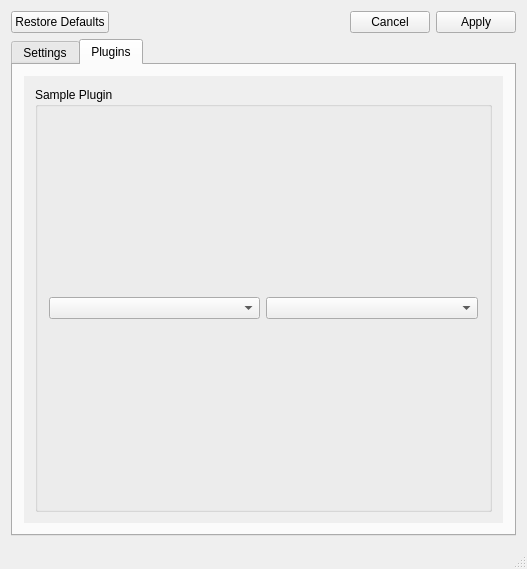
This is designer/main_window.ui in yars068/Yin-Yang as Qt 5 draws it before an edit. The edited form follows.
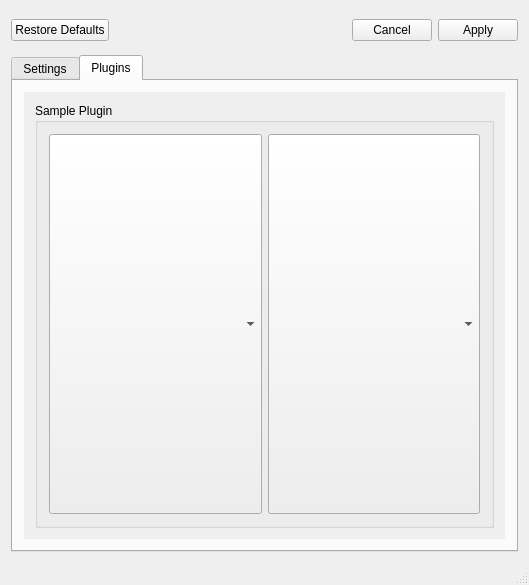
This is the edited form. The open tabs and pages were chosen to show the change. Icons and pictures are not drawn.

The edit to the form file:
```diff
--- a/designer/main_window.ui
+++ b/designer/main_window.ui
@@ -2,6 +2,14 @@
 <ui version="4.0">
  <class>main_window</class>
  <widget class="QMainWindow" name="main_window">
+  <property name="geometry">
+   <rect>
+    <x>0</x>
+    <y>0</y>
+    <width>529</width>
+    <height>585</height>
+   </rect>
+  </property>
   <property name="sizePolicy">
    <sizepolicy hsizetype="MinimumExpanding" vsizetype="MinimumExpanding">
     <horstretch>0</horstretch>
@@ -19,9 +27,21 @@
    <locale language="English" country="UnitedKingdom"/>
   </property>
   <widget class="QWidget" name="central_widget">
+   <property name="sizePolicy">
+    <sizepolicy hsizetype="MinimumExpanding" vsizetype="MinimumExpanding">
+     <horstretch>0</horstretch>
+     <verstretch>0</verstretch>
+    </sizepolicy>
+   </property>
    <layout class="QVBoxLayout" name="central_widget_layout">
     <item>
      <widget class="QDialogButtonBox" name="btn_box">
+      <property name="sizePolicy">
+       <sizepolicy hsizetype="MinimumExpanding" vsizetype="MinimumExpanding">
+        <horstretch>0</horstretch>
+        <verstretch>0</verstretch>
+       </sizepolicy>
+      </property>
       <property name="standardButtons">
        <set>QDialogButtonBox::Apply|QDialogButtonBox::Cancel|QDialogButtonBox::RestoreDefaults</set>
       </property>
@@ -29,6 +49,12 @@
     </item>
     <item>
      <widget class="QTabWidget" name="tab_widget">
+      <property name="sizePolicy">
+       <sizepolicy hsizetype="MinimumExpanding" vsizetype="MinimumExpanding">
+        <horstretch>0</horstretch>
+        <verstretch>0</verstretch>
+       </sizepolicy>
+      </property>
       <property name="minimumSize">
        <size>
         <width>368</width>
@@ -333,12 +359,24 @@
        </layout>
       </widget>
       <widget class="QWidget" name="plugins">
+       <property name="sizePolicy">
+        <sizepolicy hsizetype="MinimumExpanding" vsizetype="MinimumExpanding">
+         <horstretch>0</horstretch>
+         <verstretch>0</verstretch>
+        </sizepolicy>
+       </property>
        <attribute name="title">
         <string>Plugins</string>
        </attribute>
        <layout class="QVBoxLayout" name="plugins_layout">
         <item>
          <widget class="QScrollArea" name="plugins_scroll">
+          <property name="sizePolicy">
+           <sizepolicy hsizetype="MinimumExpanding" vsizetype="MinimumExpanding">
+            <horstretch>0</horstretch>
+            <verstretch>0</verstretch>
+           </sizepolicy>
+          </property>
           <property name="frameShape">
            <enum>QFrame::NoFrame</enum>
           </property>
@@ -354,17 +392,35 @@
              <height>465</height>
             </rect>
            </property>
+           <property name="sizePolicy">
+            <sizepolicy hsizetype="MinimumExpanding" vsizetype="MinimumExpanding">
+             <horstretch>0</horstretch>
+             <verstretch>0</verstretch>
+            </sizepolicy>
+           </property>
            <layout class="QVBoxLayout" name="plugins_scroll_content_layout">
             <item>
              <layout class="QHBoxLayout" name="horizontalLayout">
               <item>
                <widget class="QGroupBox" name="samplePluginGroupBox">
+                <property name="sizePolicy">
+                 <sizepolicy hsizetype="MinimumExpanding" vsizetype="MinimumExpanding">
+                  <horstretch>0</horstretch>
+                  <verstretch>0</verstretch>
+                 </sizepolicy>
+                </property>
                 <property name="title">
                  <string notr="true">Sample Plugin</string>
                 </property>
                 <layout class="QHBoxLayout" name="horizontalLayout_2">
                  <item>
                   <widget class="QComboBox" name="comboBox">
+                   <property name="sizePolicy">
+                    <sizepolicy hsizetype="MinimumExpanding" vsizetype="MinimumExpanding">
+                     <horstretch>0</horstretch>
+                     <verstretch>0</verstretch>
+                    </sizepolicy>
+                   </property>
                    <property name="currentText">
                     <string notr="true"/>
                    </property>
@@ -378,6 +434,12 @@
                  </item>
                  <item>
                   <widget class="QComboBox" name="comboBox_2">
+                   <property name="sizePolicy">
+                    <sizepolicy hsizetype="MinimumExpanding" vsizetype="MinimumExpanding">
+                     <horstretch>0</horstretch>
+                     <verstretch>0</verstretch>
+                    </sizepolicy>
+                   </property>
                    <property name="currentText">
                     <string notr="true"/>
                    </property>
@@ -404,7 +466,14 @@
     </item>
    </layout>
   </widget>
-  <widget class="QStatusBar" name="status_bar"/>
+  <widget class="QStatusBar" name="status_bar">
+   <property name="sizePolicy">
+    <sizepolicy hsizetype="Expanding" vsizetype="MinimumExpanding">
+     <horstretch>0</horstretch>
+     <verstretch>0</verstretch>
+    </sizepolicy>
+   </property>
+  </widget>
  </widget>
  <layoutdefault spacing="6" margin="11"/>
  <resources>
```
Left out of the diff: 36 changed lines with no effect on the pictures.
